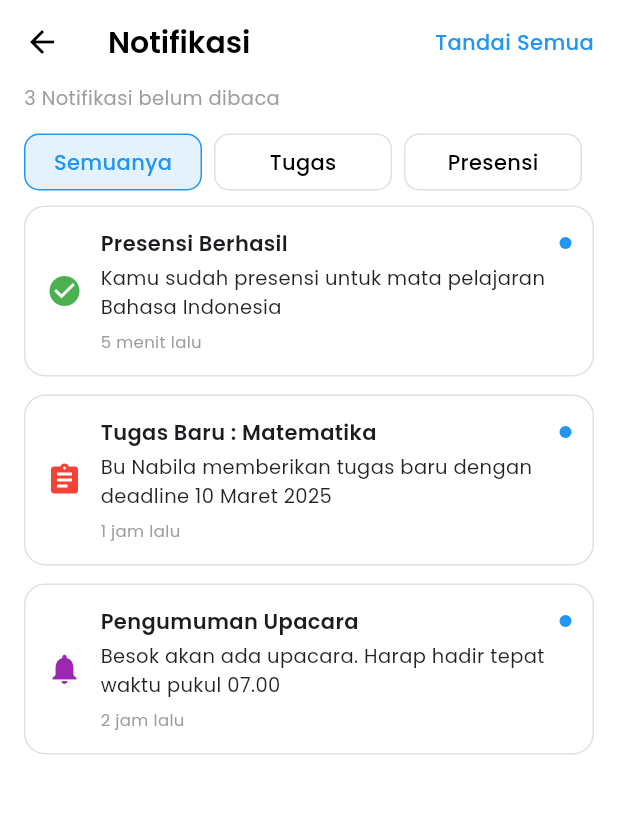
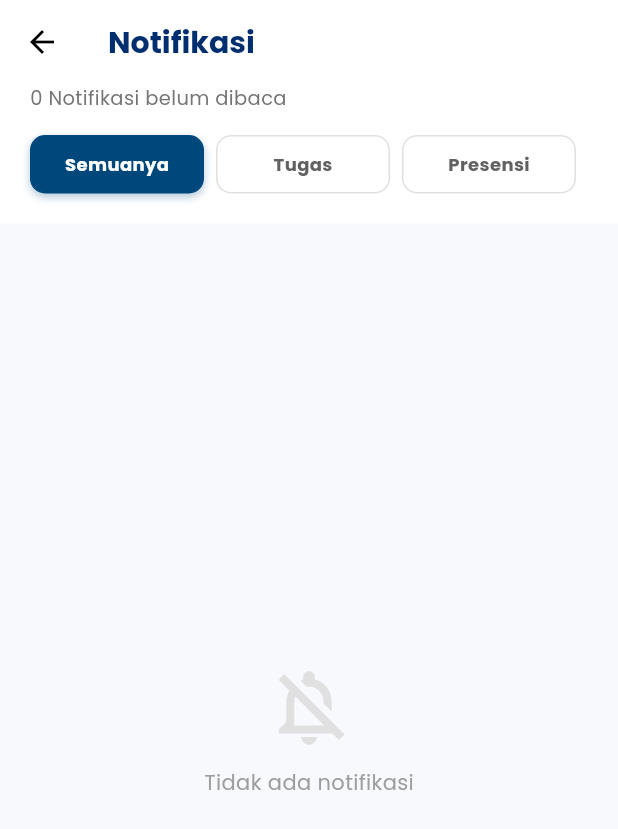
Before and after one commit to Haafzd/CORELASI_MOBILE, a Flutter app: the NotificationScreen screen opened by its route, on a phone screen of 412 x 824 dp. Shown: the top 829 px of the screen. Run offline on Flutter 3.47's test engine with Material 3 defaults, Android fonts, the phone set to English and light mode, and no system bars; our stand-ins replace camera, cloud_firestore, google_fonts, shared_preferences; missing offline and left inert: mobile_scanner; accounts and stored records are empty.

Commit message:
menambahkan screen notif dan notification model

```diff
--- a/lib/models/notification_model.dart
+++ b/lib/models/notification_model.dart
@@ -0,0 +1,69 @@
+import 'package:cloud_firestore/cloud_firestore.dart';
+import 'package:flutter/material.dart';
+
+class NotificationModel {
+  final String id;
+  final String type; // 'presensi', 'tugas', 'umum'
+  final String title;
+  final String description;
+  final String time;
+  final IconData icon; // Storing generic icon name or mapping usually, but for simplicity we map manually or store code point?
+  // Ideally, store 'type' and map type to Icon on UI. But let's follow the request.
+  // We'll store a 'type' string and map it to an Icon in the UI or here.
+  // Let's store string 'iconName' if necessary, but type is usually enough.
+  // The existing hardcode uses IconData directly.
+  final Color color;
+
+  NotificationModel({
+    required this.id,
+    required this.type,
+    required this.title,
+    required this.description,
+    required this.time,
+    required this.icon,
+    required this.color,
+  });
+
+  factory NotificationModel.fromFirestore(DocumentSnapshot doc) {
+    Map<String, dynamic> data = doc.data() as Map<String, dynamic>;
+    return _mapData(doc.id, data);
+  }
+
+  factory NotificationModel.fromJson(Map<String, dynamic> json) {
+    // Laravel structure: details are in 'data' column
+    final data = json['data'] ?? {};
+    return _mapData(json['id'], data, createdAt: json['created_at']);
+  }
+
+  static NotificationModel _mapData(String id, Map<String, dynamic> data, {String? createdAt}) {
+    String type = data['type'] ?? 'umum';
+
+    // Mapping
+    IconData icon = Icons.notifications;
+    Color color = Colors.blue;
+
+    if (type == 'presensi' || type == 'attendance') {
+      type = 'presensi'; // Normalize
+      icon = Icons.check_circle;
+      color = Colors.green;
+    } else if (type == 'tugas' || type == 'assignment') {
+      type = 'tugas'; // Normalize
+      icon = Icons.assignment;
+      color = Colors.orange;
+    }
+
+    // Time formatting if createdAt exists
+    // Simple logic: just show created_at string or "Baru saja"
+    // Ideally use timeago package, but we keep it simple
+
+    return NotificationModel(
+      id: id,
+      type: type,
+      title: data['title'] ?? 'Notifikasi',
+      description: data['message'] ?? data['desc'] ?? '',
+      time: createdAt ?? data['time'] ?? '',
+      icon: icon,
+      color: color,
+    );
+  }
+}
--- a/lib/screens/notification_screen.dart
+++ b/lib/screens/notification_screen.dart
@@ -1,4 +1,7 @@
 import 'package:flutter/material.dart';
+import '../services/api_service.dart';
+import '../models/notification_model.dart';
+import 'package:intl/intl.dart';
 
 class NotificationScreen extends StatefulWidget {
   const NotificationScreen({super.key});
@@ -9,118 +12,120 @@ class NotificationScreen extends StatefulWidget {
 
 class _NotificationScreenState extends State<NotificationScreen> {
   int selectedTab = 0; // 0 = Semua, 1 = Tugas, 2 = Presensi
-  bool allRead = false;
+  bool _isLoading = true;
+  List<NotificationModel> _notifications = [];
+  int _unreadCount = 0;
 
-  List<Map<String, dynamic>> notifications = [
-    {
-      "type": "presensi",
-      "title": "Presensi Berhasil",
-      "desc":
-          "Kamu sudah presensi untuk mata pelajaran Bahasa Indonesia",
-      "time": "5 menit lalu",
-      "icon": Icons.check_circle,
-      "color": Colors.green
-    },
-    {
-      "type": "tugas",
-      "title": "Tugas Baru : Matematika",
-      "desc":
-          "Bu Nabila memberikan tugas baru dengan deadline 10 Maret 2025",
-      "time": "1 jam lalu",
-      "icon": Icons.assignment,
-      "color": Colors.red
-    },
-    {
-      "type": "umum",
-      "title": "Pengumuman Upacara",
-      "desc":
-          "Besok akan ada upacara. Harap hadir tepat waktu pukul 07.00",
-      "time": "2 jam lalu",
-      "icon": Icons.notifications,
-      "color": Colors.purple
-    },
-  ];
+  @override
+  void initState() {
+    super.initState();
+    _loadNotifications();
+    // Auto mark all read when opening screen
+    _markAllRead();
+  }
+
+  Future<void> _loadNotifications() async {
+    if (!mounted) return;
+    setState(() => _isLoading = true);
+
+    String typeIdx = 'all';
+    if (selectedTab == 1) typeIdx = 'tugas';
+    if (selectedTab == 2) typeIdx = 'presensi';
+
+    try {
+      final res = await ApiService.getNotifications(type: typeIdx);
+      final rawData = res['notifications']['data'] as List; // Pagination wrapper
+
+      final List<NotificationModel> loaded = rawData.map((json) => NotificationModel.fromJson(json)).toList();
+
+      if (!mounted) return;
+      setState(() {
+        _notifications = loaded;
+        _unreadCount = res['unread_count'] ?? 0;
+        _isLoading = false;
+      });
+    } catch (e) {
+      if (!mounted) return;
+      setState(() => _isLoading = false);
+      print("Err load notif: $e");
+    }
+  }
+
+  Future<void> _markAllRead() async {
+    await ApiService.markAllRead();
+    _loadNotifications();
+  }
 
   @override
   Widget build(BuildContext context) {
     return Scaffold(
-      backgroundColor: Colors.white,
-
-      //  AppBar buat icon back
+      backgroundColor: const Color(0xFFF8F9FD), // Light grey background
       appBar: AppBar(
         elevation: 0,
         backgroundColor: Colors.white,
         scrolledUnderElevation: 0,
         leading: GestureDetector(
-          onTap: () => Navigator.pop(context), // <- Back jalan 100%
+          onTap: () => Navigator.pop(context),
           child: const Icon(Icons.arrow_back, color: Colors.black),
         ),
-        centerTitle: false,
         title: const Text(
           "Notifikasi",
           style: TextStyle(
             fontSize: 20,
-            fontWeight: FontWeight.w600,
-            color: Colors.black,
+            fontWeight: FontWeight.bold,
+            color: Color.fromARGB(255, 0, 46, 110),
           ),
         ),
-        actions: [
-          GestureDetector(
-            onTap: () {
-              setState(() {
-                allRead = true; // tandai semua
-              });
-            },
-            child: const Padding(
-              padding: EdgeInsets.only(right: 16),
-              child: Text(
-                "Tandai Semua",
-                style: TextStyle(
-                  fontSize: 14,
-                  color: Colors.blue,
-                  fontWeight: FontWeight.w500,
-                ),
-              ),
-            ),
-          ),
-        ],
       ),
 
       body: Column(
         children: [
-          const Padding(
-            padding: EdgeInsets.symmetric(horizontal: 16),
-            child: Align(
+           Container(
+             color: Colors.white,
+             padding: const EdgeInsets.only(left: 20, right: 20, bottom: 20),
+             child: Column(
+               children: [
+                 Align(
                     alignment: Alignment.centerLeft,
                     child: Text(
-                "3 Notifikasi belum dibaca",
-                style: TextStyle(color: Colors.grey, fontSize: 13),
+                      "$_unreadCount Notifikasi belum dibaca",
+                      style: TextStyle(color: Colors.grey[600], fontSize: 13),
                     ),
                   ),
-          ),
+                  const SizedBox(height: 15),
 
-          const SizedBox(height: 14),
-
-          //  Tab Filter
-          Padding(
-            padding: const EdgeInsets.symmetric(horizontal: 16),
-            child: Row(
+                  // Tabs
+                  Row(
                     children: [
                       buildTab("Semuanya", 0),
                       buildTab("Tugas", 1),
                       buildTab("Presensi", 2),
                     ],
                   ),
+               ],
+             ),
            ),
 
+           Expanded(
+             child: _isLoading
+                ? const Center(child: CircularProgressIndicator())
+                : _notifications.isEmpty
+                  ? Center(child: Column(
+                      mainAxisAlignment: MainAxisAlignment.center,
+                      children: [
+                         Icon(Icons.notifications_off_outlined, size: 60, color: Colors.grey[300]),
                          const SizedBox(height: 10),
-
-          //  List Notifikasi
-          Expanded(
-            child: ListView(
-              padding: const EdgeInsets.symmetric(horizontal: 16),
-              children: buildNotificationList(),
+                         Text("Tidak ada notifikasi", style: TextStyle(color: Colors.grey[500]))
+                      ]
+                    ))
+                  : RefreshIndicator(
+                      onRefresh: _loadNotifications,
+                      child: ListView.builder(
+                        padding: const EdgeInsets.all(20),
+                        itemCount: _notifications.length,
+                        itemBuilder: (context, index) => buildNotificationCard(_notifications[index]),
                       ),
+                    )
            )
         ],
       ),
@@ -131,6 +136,7 @@ class _NotificationScreenState extends State<NotificationScreen> {
   // widget tab
   Widget buildTab(String text, int index) {
     bool active = selectedTab == index;
+    final primaryBlue = const Color.fromARGB(255, 0, 71, 124);
 
     return Expanded(
       child: GestureDetector(
@@ -138,23 +144,26 @@ class _NotificationScreenState extends State<NotificationScreen> {
           setState(() {
             selectedTab = index;
           });
+          _loadNotifications();
         },
         child: Container(
-          padding: const EdgeInsets.symmetric(vertical: 8),
+          padding: const EdgeInsets.symmetric(vertical: 10),
           margin: const EdgeInsets.only(right: 8),
           decoration: BoxDecoration(
-            color: active ? Colors.blue.shade50 : Colors.white,
+            color: active ? primaryBlue : Colors.white,
             borderRadius: BorderRadius.circular(10),
             border: Border.all(
-              color: active ? Colors.blue : Colors.grey.shade300,
+              color: active ? primaryBlue : Colors.grey.shade300,
             ),
+             boxShadow: active ? [BoxShadow(color: primaryBlue.withOpacity(0.3), blurRadius: 4, offset: const Offset(0,2))] : []
           ),
           alignment: Alignment.center,
           child: Text(
             text,
             style: TextStyle(
-              fontWeight: FontWeight.w500,
-              color: active ? Colors.blue : Colors.black,
+              fontWeight: FontWeight.bold,
+              fontSize: 12,
+              color: active ? Colors.white : Colors.grey[700],
             ),
           ),
         ),
@@ -162,37 +171,37 @@ class _NotificationScreenState extends State<NotificationScreen> {
     );
   }
 
-  // filter list
-  List<Widget> buildNotificationList() {
-    List<Map<String, dynamic>> filtered = notifications;
+  // widget notification
+  Widget buildNotificationCard(NotificationModel n) {
+    // Basic date parsing if possible (Laravel timestamps are ISO like 2024-12-28T04:20:00.000000Z)
+    String timeStr = n.time;
+    try {
+       final dt = DateTime.parse(n.time);
+       timeStr = DateFormat('dd MMM HH:mm').format(dt.toLocal());
+    } catch (_) {}
 
-    if (selectedTab == 1) {
-      filtered =
-          notifications.where((x) => x["type"] == "tugas").toList();
-    } else if (selectedTab == 2) {
-      filtered =
-          notifications.where((x) => x["type"] == "presensi").toList();
-    }
-
-    return filtered.map((n) => buildNotificationCard(n)).toList();
-  }
-
-
-  // widget notification
-
-  Widget buildNotificationCard(Map<String, dynamic> n) {
     return Container(
-      padding: const EdgeInsets.all(14),
-      margin: const EdgeInsets.only(bottom: 12),
+      padding: const EdgeInsets.all(16),
+      margin: const EdgeInsets.only(bottom: 15),
       decoration: BoxDecoration(
         color: Colors.white,
-        borderRadius: BorderRadius.circular(14),
-        border: Border.all(color: Colors.grey.shade300),
+        borderRadius: BorderRadius.circular(16),
+        boxShadow: [
+           BoxShadow(color: Colors.black.withOpacity(0.04), blurRadius: 10, offset: const Offset(0, 4))
+        ]
       ),
       child: Row(
+        crossAxisAlignment: CrossAxisAlignment.start,
         children: [
-          Icon(n["icon"], color: n["color"]),
-          const SizedBox(width: 12),
+          Container(
+             padding: const EdgeInsets.all(10),
+             decoration: BoxDecoration(
+                color: n.color.withOpacity(0.1),
+                shape: BoxShape.circle
+             ),
+             child: Icon(n.icon, color: n.color, size: 24),
+          ),
+          const SizedBox(width: 15),
 
           // Text
           Expanded(
@@ -201,46 +210,37 @@ class _NotificationScreenState extends State<NotificationScreen> {
               children: [
                 Row(
                   children: [
-                    Text(
-                      n["title"],
+                    Expanded(
+                      child: Text(
+                        n.title,
                         style: const TextStyle(
-                        fontSize: 14,
-                        fontWeight: FontWeight.w600,
+                          fontSize: 15,
+                          fontWeight: FontWeight.bold,
+                          color: Color.fromARGB(255, 0, 46, 110)
                         ),
                       ),
-
-                    const Spacer(),
-
-                    if (!allRead)
-                      Container(
-                        width: 8,
-                        height: 8,
-                        decoration: const BoxDecoration(
-                          shape: BoxShape.circle,
-                          color: Colors.blue,
+                    ),
+                    const SizedBox(width: 5),
+                    Text(
+                      timeStr,
+                      style: TextStyle(
+                        color: Colors.grey[400],
+                        fontSize: 11,
                       ),
                     ),
                   ],
                 ),
 
-                const SizedBox(height: 4),
-
-                Text(
-                  n["desc"],
-                  style: const TextStyle(
-                    fontSize: 13,
-                    color: Colors.black87,
-                  ),
-                ),
-
                 const SizedBox(height: 6),
 
                 Text(
-                  n["time"],
-                  style: const TextStyle(
-                    color: Colors.grey,
-                    fontSize: 11,
+                  n.description,
+                  style: TextStyle(
+                    fontSize: 13,
+                    color: Colors.grey[700],
                   ),
+                  maxLines: 2,
+                  overflow: TextOverflow.ellipsis,
                 ),
               ],
             ),
```
Lines whose indentation alone changed are shown as unchanged.
